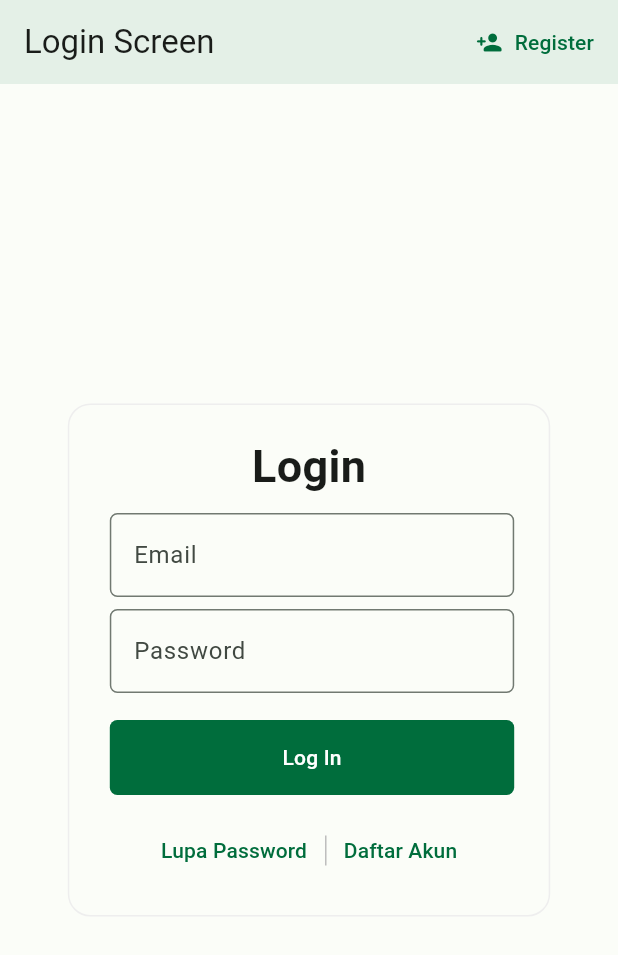
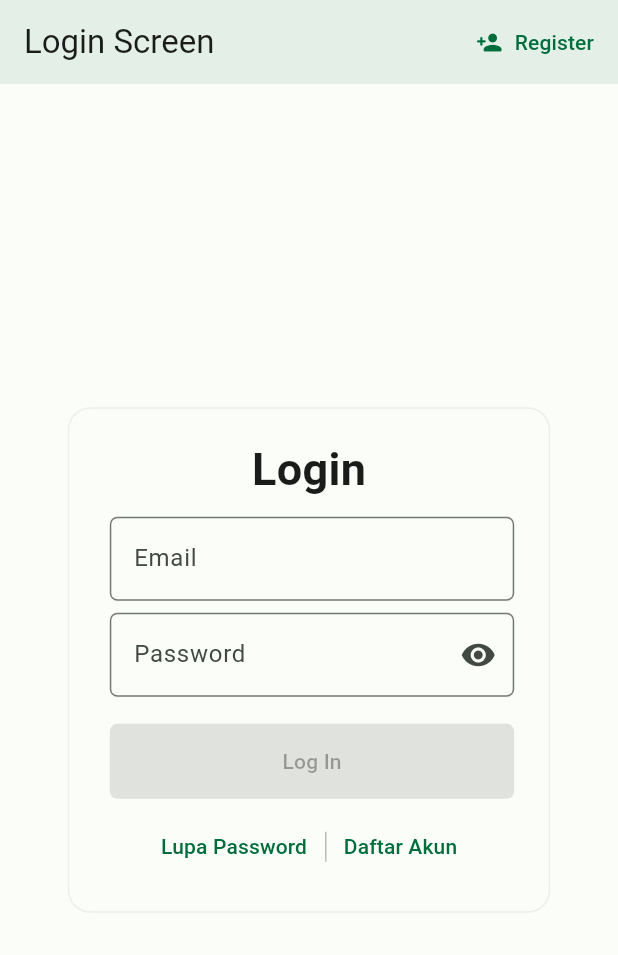
Before and after one commit to Miharin/flutter_praktek_dokter, a Flutter app: the screen it shows after launch, on a phone screen of 412 x 824 dp. Shown: the top 955 px of the screen. Run offline on Flutter 3.47's test engine with Material 3 defaults, Android fonts, the phone set to English and light mode, and no system bars; drawn by our look-alikes of dynamic_color; our stand-ins replace cloud_firestore, firebase_auth, firebase_core, flutter_dotenv, gap, get; missing offline and left inert: dart:html; accounts and stored records are empty; statements that could not run were skipped.

Commit message:
login change

```diff
--- a/lib/helpers/auth/auth_helper.dart
+++ b/lib/helpers/auth/auth_helper.dart
@@ -45,6 +45,38 @@ class AuthField {
 
 class AuthHelper extends GetxController {
   final FocusNode focusPassword = FocusNode();
+  final RxMap<String, dynamic> authData = {
+    "email": "",
+    "password": "",
+    "token": "",
+  }.obs;
+
+  final RxMap<String, bool> verificationData = {
+    "email": false,
+    "password": false,
+    "token": false,
+  }.obs;
+
+  final RxBool disabledSignInButton = true.obs;
+
+  void handleSignInButton() {
+    if (verificationData["email"] == true &&
+        verificationData["password"] == true) {
+      disabledSignInButton.value = false;
+    } else {
+      disabledLoginButton.value = true;
+    }
+  }
+
+  void handleLoginTextFormFieldChanged(name, value) {
+    authData[name] = value;
+    print(authData);
+  }
+
+  void handleVerification(name, verification) {
+    verificationData[name] = !verification;
+  }
+
   final RxList<AuthField> loginList = [
     AuthField(
       id: "email",
@@ -76,11 +108,6 @@ class AuthHelper extends GetxController {
       errorMessage: "Token Wajib Diisi dan Minimat Terdiri dari 10 Digit",
     ),
   ].obs;
-  var auth = {
-    'email': '',
-    'password': '',
-    'token': '',
-  }.obs;
 
   var db = FirebaseFirestore.instance;
 
@@ -88,12 +115,6 @@ class AuthHelper extends GetxController {
 
   final List<TextEditingController> controllers =
       List.generate(3, (index) => TextEditingController()).toList();
-
-  final Map<String, bool> verificationData = {
-    "email": false,
-    "password": false,
-    "token": false,
-  }.obs;
 
   var emailVerification = false.obs;
   var passwordVerification = false.obs;
@@ -123,7 +144,7 @@ class AuthHelper extends GetxController {
   }
 
   setAuth(name, value) {
-    auth[name] = value;
+    authData[name] = value;
 
     switch (name) {
       case "email":
@@ -177,7 +198,7 @@ class AuthHelper extends GetxController {
           // If UserData is Not Empty Next();
           final data = userData.data()!;
           final user = AuthenticationModel.fromJson(data);
-          if (user.token == auth["token"]) {
+          if (user.token == authData["token"]) {
             userIsLogin.value = true;
             Get.snackbar(
               "Login Success",
--- a/lib/screens/auth/login.dart
+++ b/lib/screens/auth/login.dart
@@ -3,6 +3,7 @@ import 'package:flutter_praktek_dokter/widget/custom_widgets/custom_button/custo
 import 'package:flutter_praktek_dokter/widget/custom_widgets/custom_card/custom_card.dart';
 import 'package:flutter_praktek_dokter/widget/custom_widgets/custom_divider/custom_dialog/custom_dialog.dart';
 import 'package:flutter_praktek_dokter/widget/custom_widgets/custom_divider/custom_divider.dart';
+import 'package:flutter_praktek_dokter/widget/custom_widgets/custom_form/custom_form.dart';
 import 'package:flutter_praktek_dokter/widget/custom_widgets/custom_text/custom_text.dart';
 import 'package:flutter_praktek_dokter/widget/custom_widgets/custom_textfromfield/custom_textformfield.dart';
 import 'package:gap/gap.dart';
@@ -99,112 +100,72 @@ class LoginScreen extends StatelessWidget {
 
                     // Email and Password Text Field with Map
                     // textFields,
-                    Form(
-                      autovalidateMode: AutovalidateMode.onUserInteraction,
-                      child: Column(mainAxisSize: MainAxisSize.min, children: [
+                    CustomForm(
+                      onChanged: () => _authController.handleSignInButton(),
+                      child: Column(
+                        mainAxisSize: MainAxisSize.min,
+                        children: [
                           CustomTextFormField(
                             label: "Email",
-                          verification: false,
+                            verification:
+                                _authController.verificationData["email"]!,
+                            onSave: (value) =>
+                                _authController.handleLoginTextFormFieldChanged(
+                              "email",
+                              value,
+                            ),
                             validator: (value) {
                               if (value!.isNotEmpty && !value.isEmail) {
                                 return "Email Tidak Sesuai Format";
+                              } else {
+                                _authController.handleVerification(
+                                  "email",
+                                  _authController.verificationData["email"],
+                                );
                               }
                             },
+                            keyboardType: TextInputType.emailAddress,
                           ),
                           CustomTextFormField(
                             label: "Password",
                             focusNode: _authController.focusPassword,
-                          verification: false,
+                            obscureText: true,
+                            verification:
+                                _authController.verificationData["password"]!,
+                            onSave: (value) =>
+                                _authController.handleLoginTextFormFieldChanged(
+                              "password",
+                              value,
+                            ),
+                            suffixIcon: IconButton(
+                              onPressed: () {},
+                              icon: const Icon(Icons.visibility),
+                            ),
                             validator: (value) {
                               if (value!.isNotEmpty && value.length < 8) {
                                 return "Password Wajib Diisi dan Minimal Terdiri dari 8 Digit";
+                              } else {
+                                _authController.handleVerification(
+                                  "password",
+                                  _authController.verificationData["password"],
+                                );
                               }
                             },
                           ),
-                      ]
-                          // List.generate(_authController.loginList.length,
-                          //     (index) {
-                          //   bool isPassword =
-                          //       _authController.loginList[index].id == "password";
-                          //   return Obx(
-                          //     () => CustomTextFormField(
-                          //       label: _authController.loginList[index].label,
-                          //       // icon: _authController.loginList[index].icon,
-                          //       // controller:
-                          //       //     _authController.loginList[index].controller,
-                          //       verification: _authController
-                          //           .loginList[index].verification.value,
-                          //       obscureText:
-                          //           _authController.loginList[index].obscureText,
-                          //       suffixIcon: isPassword
-                          //           ? IconButton(
-                          //               icon: Icon(
-                          //                 color: Colors.grey[400],
-                          //                 !_authController
-                          //                         .loginList[index].obscureText
-                          //                     ? Icons.visibility_off
-                          //                     : Icons.visibility,
-                          //               ),
-                          //               onPressed: () {
-                          //                 _authController.toggleObscure(
-                          //                     _authController.loginList[index]);
-                          //               },
-                          //             )
-                          //           : null,
-                          //       errorMessage:
-                          //           _authController.loginList[index].errorMessage,
-                          //       onSave: (value) {
-                          //         if (!isPassword) {
-                          //           if (value!.isEmail) {
-                          //             _authController.loginList[index].verification
-                          //                 .value = true;
-                          //           } else {
-                          //             _authController.loginList[index].verification
-                          //                 .value = false;
-                          //           }
-                          //         } else {
-                          //           if (value!.length >= 8) {
-                          //             _authController.loginList[index].verification
-                          //                 .value = true;
-                          //           } else {
-                          //             _authController.loginList[index].verification
-                          //                 .value = false;
-                          //           }
-                          //         }
-                          //         List checkVerification = List.generate(
-                          //           _authController.loginList.length,
-                          //           (index) => _authController
-                          //               .loginList[index].verification.value,
-                          //         );
-                          //         if (checkVerification
-                          //             .every((element) => element)) {
-                          //           _authController.disabledLoginButton.value =
-                          //               false;
-                          //         } else {
-                          //           _authController.disabledLoginButton.value =
-                          //               true;
-                          //         }
-                          //       },
-                          //     ),
-                          //   );
-                          // }).toList(),
-                          ),
-                    ),
+
                           const Gap(10.0),
-
                           // Button to Input Token
                           Flexible(
                             child: Obx(
                               () => CustomFilledButton(
                                 label: "Log In",
-                          // icon: const Icon(Icons.login_rounded),
-                          onPressed: _authController.disabledLoginButton.value
+                                onPressed:
+                                    _authController.disabledSignInButton.value
                                         ? null
                                         : () => Get.dialog(customDialog),
                               ),
                             ),
                           ),
-                    const Gap(5.0),
                           Row(
                             mainAxisAlignment: MainAxisAlignment.center,
                             children: [
@@ -216,10 +177,13 @@ class LoginScreen extends StatelessWidget {
                                 height: 20.0,
                               ),
                               CustomFlatTextButton(
-                          onPressed: () {},
+                                onPressed: () => Get.offAndToNamed("/register"),
                                 child: const Text("Daftar Akun"),
                               ),
                             ],
+                          ),
+                        ],
+                      ),
                     ),
                   ],
                 ),
--- a/lib/widget/custom_widgets/custom_button/custom_filled_button.dart
+++ b/lib/widget/custom_widgets/custom_button/custom_filled_button.dart
@@ -2,7 +2,11 @@ import 'package:flutter/material.dart';
 
 class CustomFilledButton extends StatelessWidget {
   const CustomFilledButton(
-      {super.key, this.icon, required this.label, this.width, this.onPressed});
+      {super.key,
+      this.icon,
+      required this.label,
+      this.width,
+      required this.onPressed});
   final Icon? icon;
   final String label;
   final Size? width;
@@ -40,7 +44,7 @@ class CustomFilledButton extends StatelessWidget {
                 fixedSize: width,
                 minimumSize: const Size.fromHeight(50.0),
               ),
-              onPressed: onPressed ?? () {},
+              onPressed: onPressed,
               child: Text(label),
             ),
     );
--- a/lib/widget/custom_widgets/custom_form/custom_form.dart
+++ b/lib/widget/custom_widgets/custom_form/custom_form.dart
@@ -1,29 +1,29 @@
 import 'package:flutter/material.dart';
-import 'package:flutter/services.dart';
+import 'package:get/get.dart';
 
 class CustomForm extends StatelessWidget {
-  const CustomForm({
+  CustomForm({
     super.key,
-    required this.trigger,
     required this.child,
+    this.onChanged,
   });
-
-  final LogicalKeyboardKey trigger;
+  final _controller = Get.put(CustomFormState());
   final Widget child;
+  final void Function()? onChanged;
 
   @override
   Widget build(BuildContext context) {
-    return Shortcuts(
-      shortcuts: <ShortcutActivator, Intent>{
-        SingleActivator(trigger): const NextFocusIntent()
-      },
-      child: FocusTraversalGroup(
-        child: Form(
-          autovalidateMode: AutovalidateMode.always,
-          onChanged: () => Form.of(primaryFocus!.context!).save(),
-          child: child,
-        ),
+    return Obx(
+      () => Form(
+        key: _controller._formkey.value,
+        autovalidateMode: AutovalidateMode.onUserInteraction,
+        onChanged: onChanged,
+        child: child,
       ),
     );
   }
 }
+
+class CustomFormState extends GetxController {
+  final _formkey = GlobalKey<FormState>().obs;
+}
```
Lines whose indentation alone changed are shown as unchanged.
